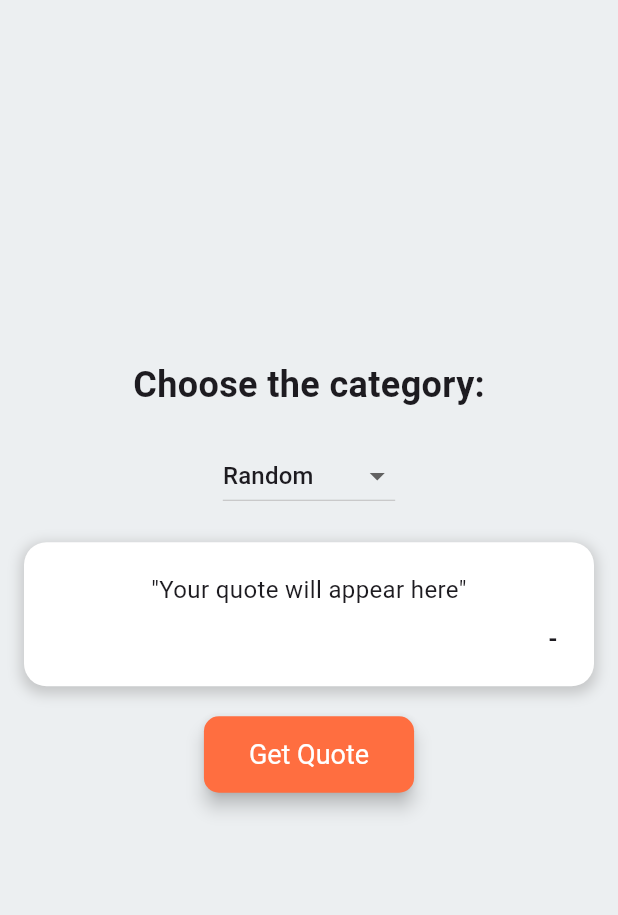
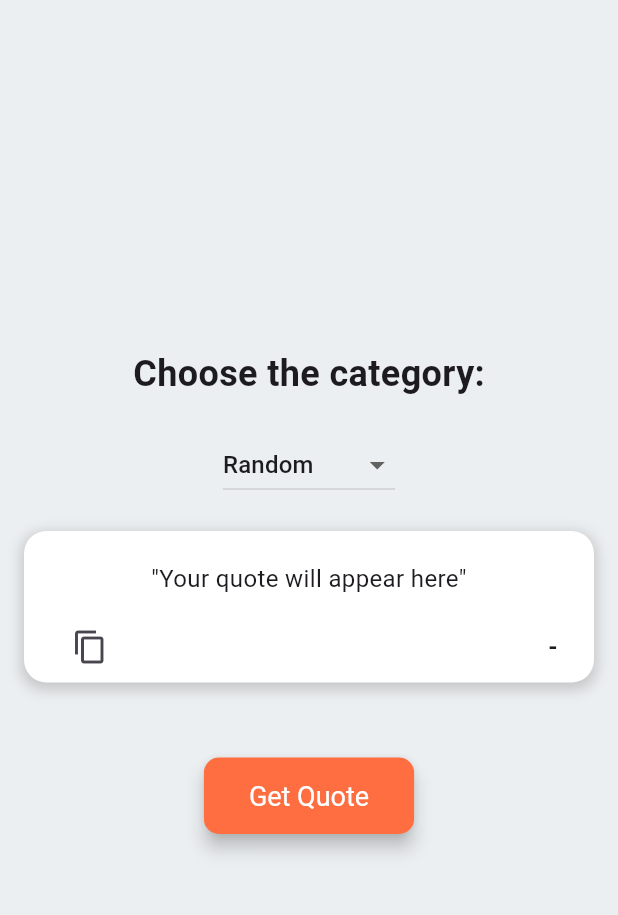
Before and after one commit to WyLr99/quotatty, a Flutter app: the screen it shows after launch, on a phone screen of 412 x 824 dp, the part 84-999 px from its top. Run offline on Flutter 3.47's test engine with Material 3 defaults, Android fonts, the phone set to English and light mode, and no system bars.

Commit message:
added copy button + renewed style

```diff
--- a/lib/pages/home_page.dart
+++ b/lib/pages/home_page.dart
@@ -1,6 +1,7 @@
 import 'dart:convert';
 import 'package:flutter/material.dart';
 import 'package:http/http.dart' as http;
+import 'package:flutter/services.dart';
 
 class HomePage extends StatefulWidget {
   const HomePage({super.key});
@@ -22,8 +23,7 @@ class _HomePageState extends State<HomePage> {
         isLoading = true;
       });
       final response = await client.get(
-        Uri.parse(
-            'https://api.api-ninjas.com/v1/quotes?category=$category'),
+        Uri.parse('https://api.api-ninjas.com/v1/quotes?category=$category'),
         headers: {
           'X-Api-Key': 'AMKC1GJg3X+FQTASMoFHjg==XtZC6sOWAJ7Y9voE',
         },
@@ -67,7 +67,8 @@ class _HomePageState extends State<HomePage> {
             style: TextStyle(color: Colors.white, fontSize: 24),
           ),
         ),
-      body: isLoading ? const Center(
+        body: isLoading
+            ? const Center(
                 child: CircularProgressIndicator(),
               )
             : Center(
@@ -75,7 +76,6 @@ class _HomePageState extends State<HomePage> {
                     child: Column(
                         mainAxisAlignment: MainAxisAlignment.spaceEvenly,
                         children: [
-
                     Column(
                       children: [
                         const SizedBox(height: 20),
@@ -187,7 +187,7 @@ class _HomePageState extends State<HomePage> {
                     Padding(
                       padding: const EdgeInsets.symmetric(horizontal: 16.0),
                       child: Container(
-                        padding: const EdgeInsets.all(20),
+                        padding: const EdgeInsets.fromLTRB(20, 20, 20,0),
                         decoration: BoxDecoration(
                           color: Colors.white,
                           borderRadius: BorderRadius.circular(15),
@@ -196,7 +196,7 @@ class _HomePageState extends State<HomePage> {
                               color: Colors.grey.withOpacity(0.5),
                               spreadRadius: 2,
                               blurRadius: 7,
-                              offset: const Offset(0, 3), // changes position of shadow
+                              offset: const Offset(0, 3),
                             ),
                           ],
                         ),
@@ -206,26 +206,40 @@ class _HomePageState extends State<HomePage> {
                               '"$quote"',
                               style: const TextStyle(
                                 fontSize: 16,
-
                               ),
                               textAlign: TextAlign.center,
                             ),
                             const SizedBox(height: 10),
-                            Align(
-                              alignment: Alignment.centerRight,
-                              child: Text(
+                            Row(
+                              mainAxisAlignment: MainAxisAlignment.spaceBetween,
+                              children: [
+                              IconButton(
+                                icon: const Icon(Icons.copy),
+                                tooltip: "Copy to Clipboard",
+                                onPressed: () {
+                                Clipboard.setData(ClipboardData(
+                                  text: '"$quote"\n- $author'));
+                                ScaffoldMessenger.of(context).showSnackBar(
+                                  const SnackBar(
+                                    content: Text("Copied to clipboard!")),
+                                );
+                                },
+                              ),
+                              Text(
                                 "- $author",
                                 style: const TextStyle(
                                 fontSize: 16,
                                 fontWeight: FontWeight.bold,
                                 ),
                               ),
+                              ],
                             ),
+
                           ],
                         ),
                       ),
                     ),
-                    const SizedBox(height: 20),
+                    const SizedBox(height: 50),
                     ElevatedButton(
                       style: ElevatedButton.styleFrom(
                         backgroundColor: Colors.deepOrangeAccent,
@@ -242,12 +256,11 @@ class _HomePageState extends State<HomePage> {
                         fetchQuote();
                       },
                       child: const Text('Get Quote'),
-                    ),
-                    const SizedBox(height: 20),
-                  ],
-                ),
-              ),
-            ),
+                    )
+                  ]
+                )
+              )
+            )
           );
   }
 }
```
Lines whose indentation alone changed are shown as unchanged.
